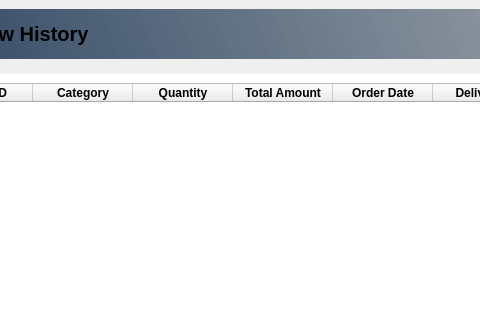
mukarramdaniel/Distribution-System_Python, file Inventory_Supervisor.ui: the form before one commit; both pictures show x 315 to 795 and y 0 to 320 of the 1002 by 640 pixel window.
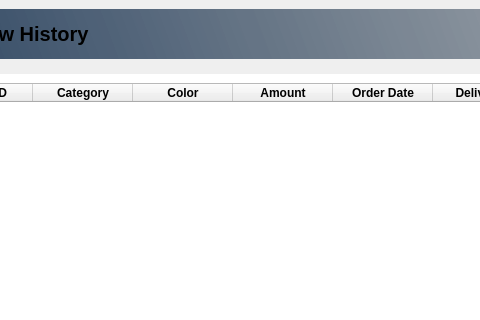
The form after the commit. The open tabs and pages were chosen to show the change. Icons and pictures are not drawn.

Commit message: Dev-U30-UI

```diff
--- a/Inventory_Supervisor.ui
+++ b/Inventory_Supervisor.ui
@@ -3534,7 +3534,7 @@
                    </column>
                    <column>
                     <property name="text">
-                     <string>Quantity</string>
+                     <string>Color</string>
                     </property>
                     <property name="font">
                      <font>
@@ -3545,7 +3545,7 @@
                    </column>
                    <column>
                     <property name="text">
-                     <string>Total Amount</string>
+                     <string>Amount</string>
                     </property>
                     <property name="font">
                      <font>
```
Left out of the diff: 2 changed lines with no effect on the pictures. The commit also changes 5 other files.
